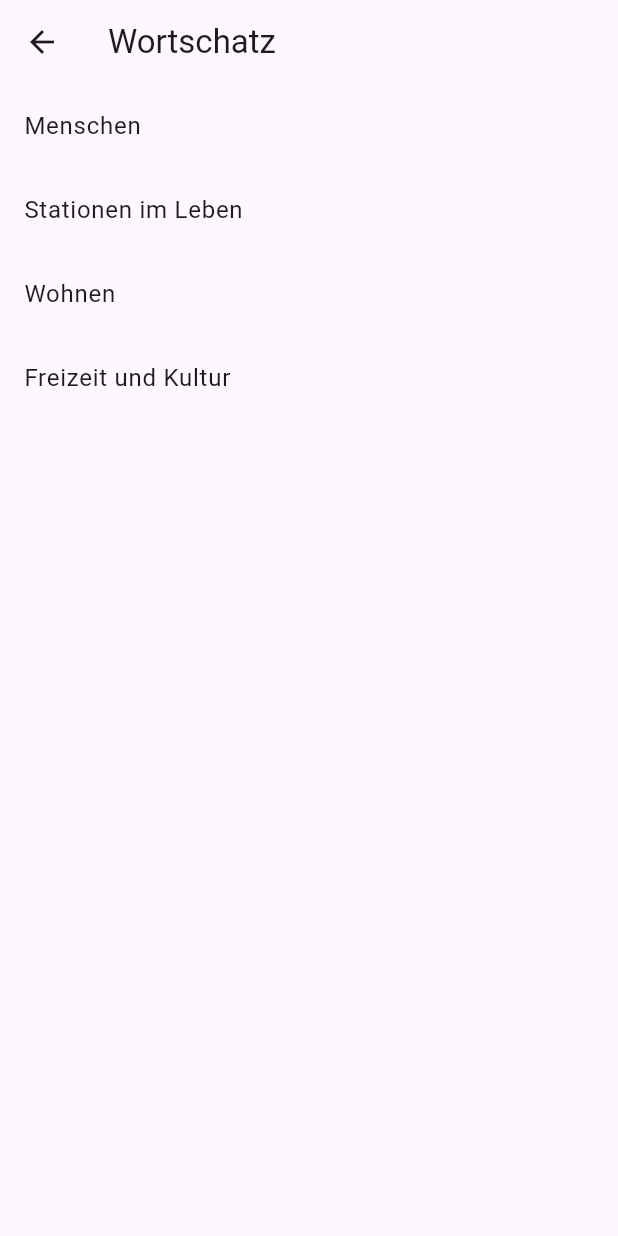
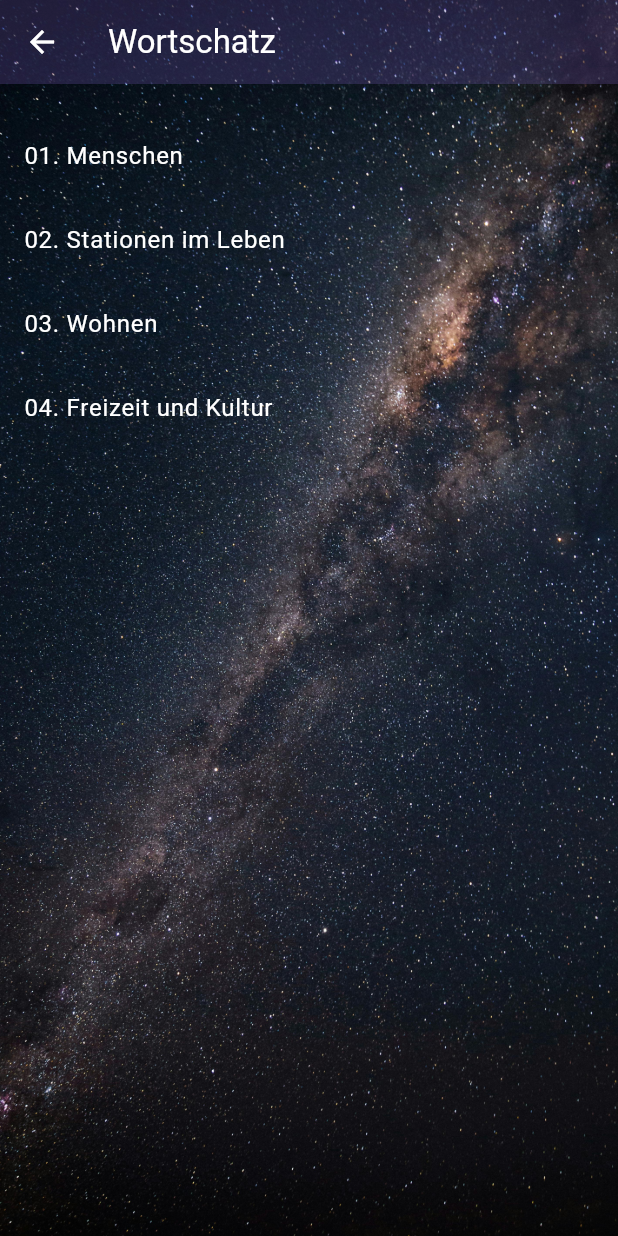
Before and after one commit to JeremyJarman/k48, a Flutter app: the WortschatzPage screen opened directly, on a phone screen of 412 x 824 dp. Run offline on Flutter 3.47's test engine with Material 3 defaults, Android fonts, the phone set to English and light mode, and no system bars; our stand-ins replace cloud_firestore, csv, firebase_analytics, firebase_auth, firebase_core, flutter_svg and 1 more; accounts and stored records are empty; project files that could hold a hidden picture were left out.

Commit message:
Changed the Wortschatz screen

```diff
--- a/lib/wortschatz_page.dart
+++ b/lib/wortschatz_page.dart
@@ -5,13 +5,30 @@ class WortschatzPage extends StatelessWidget {
   @override
   Widget build(BuildContext context) {
     return Scaffold(
+      extendBodyBehindAppBar: true,
       appBar: AppBar(
-        title: Text('Wortschatz'),
+        backgroundColor: Theme.of(context).primaryColor.withOpacity(0.3),
+        title: Text(
+          'Wortschatz',
+          style: TextStyle(color: Colors.white),
         ),
-      body: ListView(
+        iconTheme: IconThemeData(color: Colors.white), // Set back arrow color to white
+      ),
+      body: Stack(
+        children: [
+          Container(
+            decoration: BoxDecoration(
+              image: DecorationImage(
+                image: AssetImage('assets/galaxy.jpg'), // Use the same background image as the home page
+                fit: BoxFit.cover,
+              ),
+            ),
+          ),
+          ListView(
+            padding: EdgeInsets.only(top: kToolbarHeight + 20), // Add spacing between the top app bar and the first option
             children: [
               ListTile(
-            title: Text('Menschen'),
+                title: Text('01. Menschen', style: TextStyle(color: Colors.white)),
                 onTap: () {
                   Navigator.push(
                     context,
@@ -20,25 +37,27 @@ class WortschatzPage extends StatelessWidget {
                 },
               ),
               ListTile(
-            title: Text('Stationen im Leben'),
+                title: Text('02. Stationen im Leben', style: TextStyle(color: Colors.white)),
                 onTap: () {
                   // TODO: Unlock and navigate to this dataset
                 },
               ),
               ListTile(
-            title: Text('Wohnen'),
+                title: Text('03. Wohnen', style: TextStyle(color: Colors.white)),
                 onTap: () {
                   // TODO: Unlock and navigate to this dataset
                 },
               ),
               ListTile(
-            title: Text('Freizeit und Kultur'),
+                title: Text('04. Freizeit und Kultur', style: TextStyle(color: Colors.white)),
                 onTap: () {
                   // TODO: Unlock and navigate to this dataset
                 },
               ),
             ],
           ),
+        ],
+      ),
     );
   }
 }
```
Lines whose indentation alone changed are shown as unchanged.
